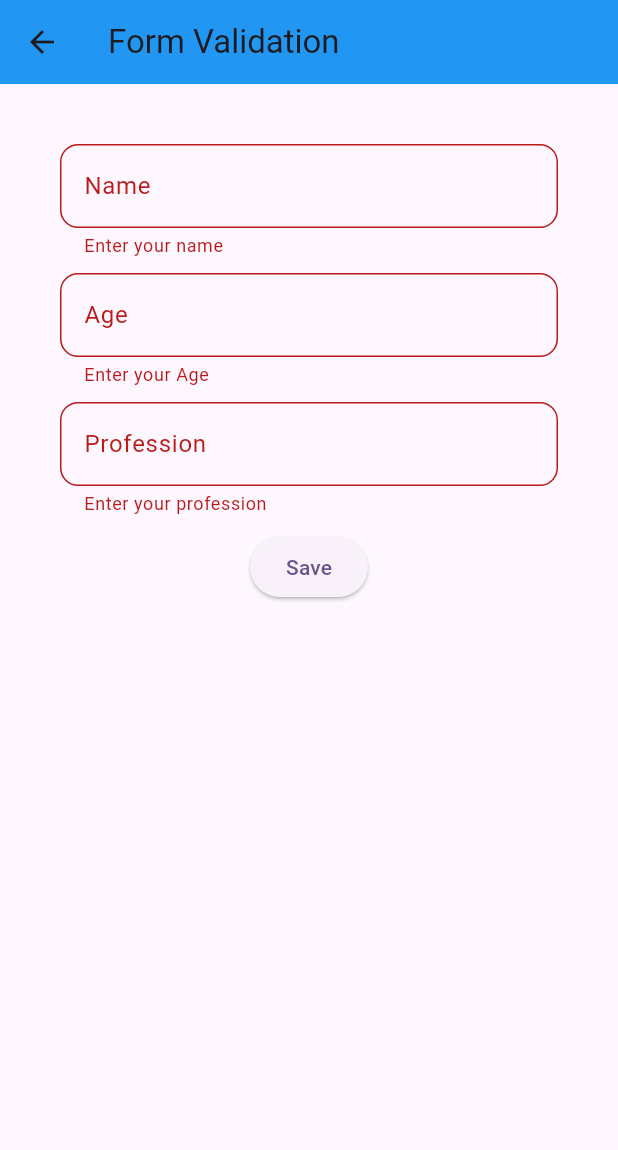
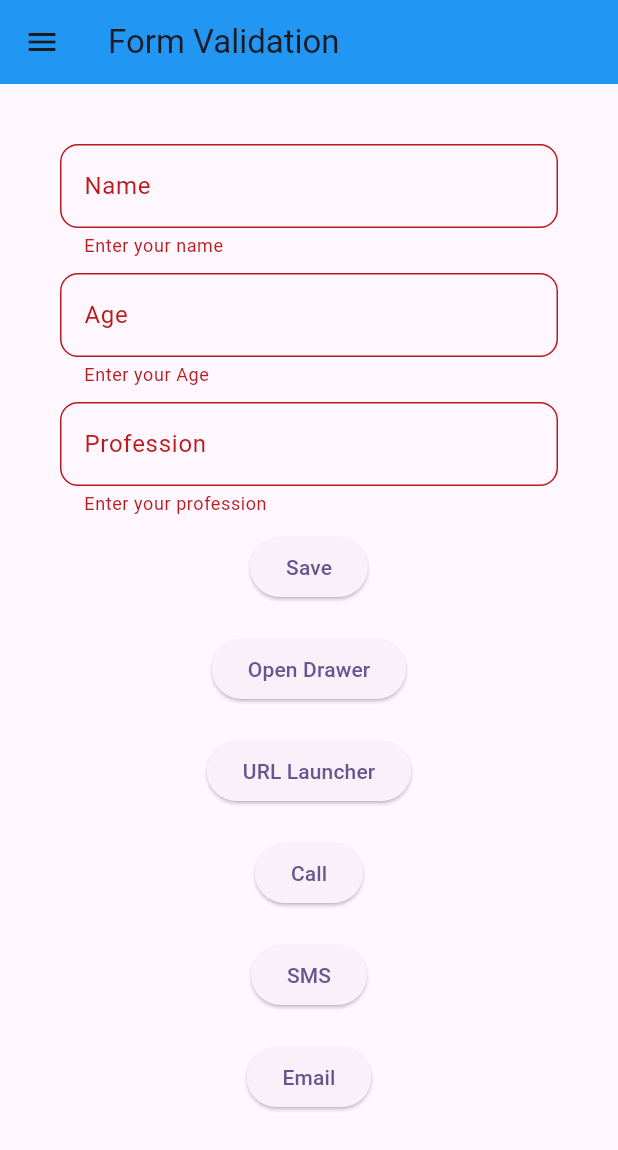
Before and after one commit to EusufUddin8926/Splash_Screen_flutter, a Flutter app: the FormValidator screen opened directly, after a tap on "Save", on a phone screen of 412 x 824 dp. Shown: the top 1150 px of the screen. Run offline on Flutter 3.47's test engine with Material 3 defaults, Android fonts, the phone set to English and light mode, and no system bars; our stand-ins replace flare_flutter, introduction_screen, shared_preferences; missing offline and left inert: dart:ffi, flutter_carousel_slider; accounts and stored records are empty.

Commit message:
Add Url Launcher library

```diff
--- a/lib/FormValidator.dart
+++ b/lib/FormValidator.dart
@@ -1,6 +1,9 @@
+import 'dart:io';
+
 import 'package:flutter/cupertino.dart';
 import 'package:flutter/material.dart';
 import 'package:splash_screen/share_pref.dart';
+import 'package:url_launcher/url_launcher.dart' as launcher;
 
 class FormValidator extends StatefulWidget {
   @override
@@ -9,11 +12,27 @@ class FormValidator extends StatefulWidget {
 
 class _FormValidatorState extends State<FormValidator> {
   final _formKey = GlobalKey<FormState>();
+  final GlobalKey<ScaffoldState> _globalkey = GlobalKey<ScaffoldState>();
+  final Uri _url = Uri.parse('https://flutter.dev');
+
+  /*void _showMessage(BuildContext context){
+    ScaffoldMessenger.of(context).showSnackBar(SnackBar(content: Text("CLicked")));
+  }*/
 
   @override
   Widget build(BuildContext context) {
     return Scaffold(
-      appBar: AppBar(title: Text("Form Validation"), backgroundColor: Colors.blue),
+      key: _globalkey,
+      drawer: Drawer(),
+      appBar: AppBar(
+        title: Text("Form Validation"),
+        backgroundColor: Colors.blue,
+        leading: IconButton(
+            onPressed: () {
+              _globalkey.currentState?.openDrawer();
+            },
+            icon: Icon(Icons.menu)),
+      ),
       body: Padding(
         padding: const EdgeInsets.all(20.0),
         child: Form(
@@ -21,63 +40,128 @@ class _FormValidatorState extends State<FormValidator> {
             child: Padding(
               padding: const EdgeInsets.all(20.0),
               child: Column(
-                children:<Widget> [
+                children: <Widget>[
                   TextFormField(
                     keyboardType: TextInputType.text,
                     decoration: const InputDecoration(
-                      labelText: "Name",
+                        labelText: "Name",
                         border: OutlineInputBorder(
-                            borderRadius: BorderRadius.all(Radius.circular(12))
-                        )
-                    ),
+                            borderRadius:
+                                BorderRadius.all(Radius.circular(12)))),
                     validator: (value) {
                       if (value!.isEmpty) {
                         return "Enter your name";
                       }
+                      return null;
                     },
                   ),
-                  const SizedBox(height: 10,),
+                  const SizedBox(
+                    height: 10,
+                  ),
                   TextFormField(
                     keyboardType: TextInputType.number,
                     decoration: const InputDecoration(
                         labelText: "Age",
-                      border: OutlineInputBorder(
-                        borderRadius: BorderRadius.all(Radius.circular(12))
-                      )
-                    ),
+                        border: OutlineInputBorder(
+                            borderRadius:
+                                BorderRadius.all(Radius.circular(12)))),
                     validator: (value) {
                       if (value!.isEmpty) {
                         return "Enter your Age";
                       }
+                      return null;
                     },
                   ),
-                  const SizedBox(height: 10,),
+                  const SizedBox(
+                    height: 10,
+                  ),
                   TextFormField(
                     keyboardType: TextInputType.text,
                     decoration: const InputDecoration(
-                      labelText: "Profession",
+                        labelText: "Profession",
                         border: OutlineInputBorder(
-                            borderRadius: BorderRadius.all(Radius.circular(12))
-                        )
-                    ),
+                            borderRadius:
+                                BorderRadius.all(Radius.circular(12)))),
                     validator: (value) {
                       if (value!.isEmpty) {
                         return "Enter your profession";
                       }
-
-
+                      return null;
                     },
                   ),
-                  SizedBox(height: 10,),
+                  const SizedBox(
+                    height: 10,
+                  ),
                   ElevatedButton(
                       onPressed: () {
-                        if (_formKey.currentState!.validate()) {Navigator.push(
+                        if (_formKey.currentState!.validate()) {
+                          Navigator.push(
                               context,
                               CupertinoPageRoute(
-                                  builder: (context) => const SharePreference()));
+                                  builder: (context) =>
+                                      const SharePreference()));
                         }
                       },
-                      child: const Text("Save"))
+                      child: const Text("Save")),
+                  const SizedBox(
+                    height: 20,
+                  ),
+                  ElevatedButton(
+                      onPressed: () {
+                        _globalkey.currentState!.openDrawer();
+                      },
+                      child: const Text("Open Drawer")),
+                  const SizedBox(
+                    height: 20,
+                  ),
+                  ElevatedButton(
+                      onPressed: () {
+                        launcher.launchUrl(
+                          Uri.parse('https://flutter.dev'),
+                          mode: launcher.LaunchMode.externalApplication,
+                        );
+                      },
+                      child: const Text("URL Launcher")),
+                  const SizedBox(
+                    height: 20,
+                  ),
+                  ElevatedButton(
+                      onPressed: () {
+                        launcher.launchUrl(
+                          Uri.parse('tel: 01785015347'),
+                          mode: launcher.LaunchMode.externalApplication,
+                        );
+                      },
+                      child: const Text("Call")),
+                  const SizedBox(
+                    height: 20,
+                  ),
+                  ElevatedButton(
+                      onPressed: () {
+                        launcher.launchUrl(
+                          Uri.parse(
+                              'sms: 01785015347${Platform.isAndroid ? '?' : '&'}body=Message from flutter app'),
+                          mode: launcher.LaunchMode.externalApplication,
+                        );
+                      },
+                      child: const Text("SMS")),
+                  const SizedBox(
+                    height: 20,
+                  ),
+                  ElevatedButton(
+                      onPressed: () async{
+                        Uri uri;
+                        launcher.launchUrl(
+                          uri =   Uri.parse(
+                              'mailto: eusuf.cse@gmail.com?subject=Flutter Url Launcher&body=Hi, Flutter developer'),
+                          mode: launcher.LaunchMode.externalApplication,
+                        );
+                        if (!await launcher.launchUrl(uri)) {
+                        debugPrint(
+                        "Could not launch the uri"); // because the simulator doesn't has the email app
+                        }
+                      },
+                      child: const Text("Email")),
                 ],
               ),
             )),
--- a/pubspec.yaml
+++ b/pubspec.yaml
@@ -35,6 +35,7 @@ dependencies:
   introduction_screen: ^3.1.12
   shared_preferences: ^2.2.2
   flutter_launcher_icons: ^0.13.1
+  url_launcher: ^6.2.1
 flutter_launcher_icons:
   android: "launcher_icon"
   ios: true
```
Also changed, not shown: lib/Homepage.dart (+15 -9 lines), pubspec.lock, 1 other file.
